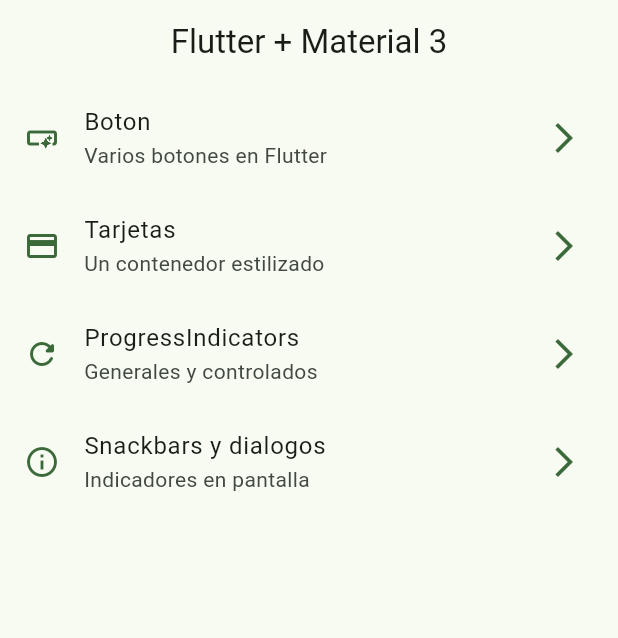
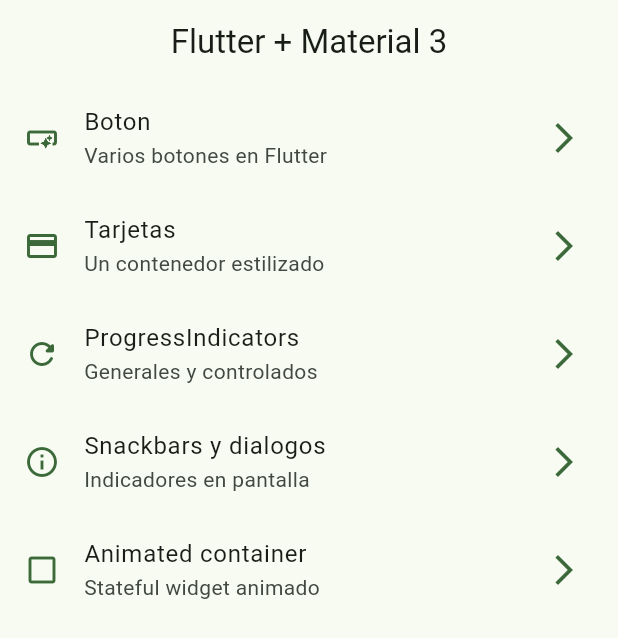
Before and after one commit to chekelon/widgets_app, a Flutter app: the screen it shows after launch, on a phone screen of 412 x 824 dp. Shown: the top 638 px of the screen. Run offline on Flutter 3.47's test engine with Material 2 defaults, Android fonts, the phone set to English and light mode, and no system bars; our stand-ins replace go_router.

Commit message:
animated container finished

```diff
--- a/lib/config/menu/menu_items.dart
+++ b/lib/config/menu/menu_items.dart
@@ -33,5 +33,10 @@ class MenuItem {
         subTitle: 'Indicadores en pantalla',
         link: '/snackbars',
         icon: Icons.info_outline),
+    MenuItem(
+        title: 'Animated container',
+        subTitle: 'Stateful widget animado',
+        link: '/animated',
+        icon: Icons.check_box_outline_blank_outlined),
   ];
 }
--- a/lib/config/router/app_router.dart
+++ b/lib/config/router/app_router.dart
@@ -27,4 +27,9 @@ final appRouter = GoRouter(initialLocation: '/', routes: [
     path: '/snackbars',
     builder: (context, state) => const SnackbarScreen(),
   ),
+  GoRoute(
+    name: AnimatedScreen.name,
+    path: '/animated',
+    builder: (context, state) => const AnimatedScreen(),
+  ),
 ]);
```
Also changed, not shown: lib/presentation/screens/animated/animated_screen.dart (+50 -2 lines).
